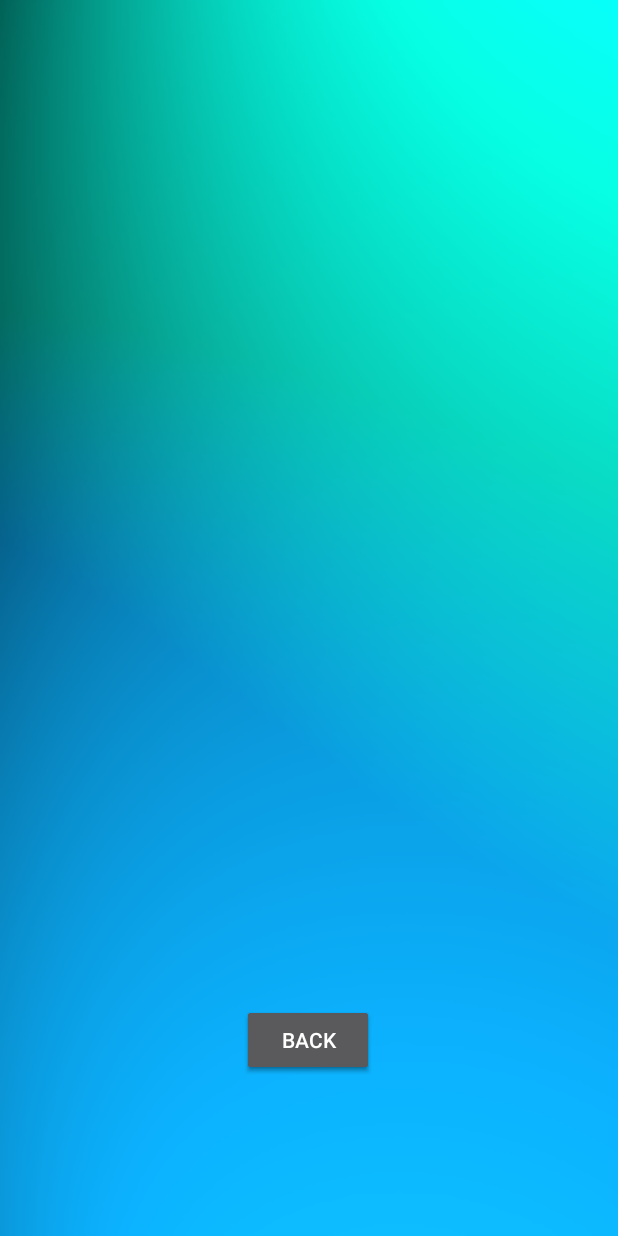
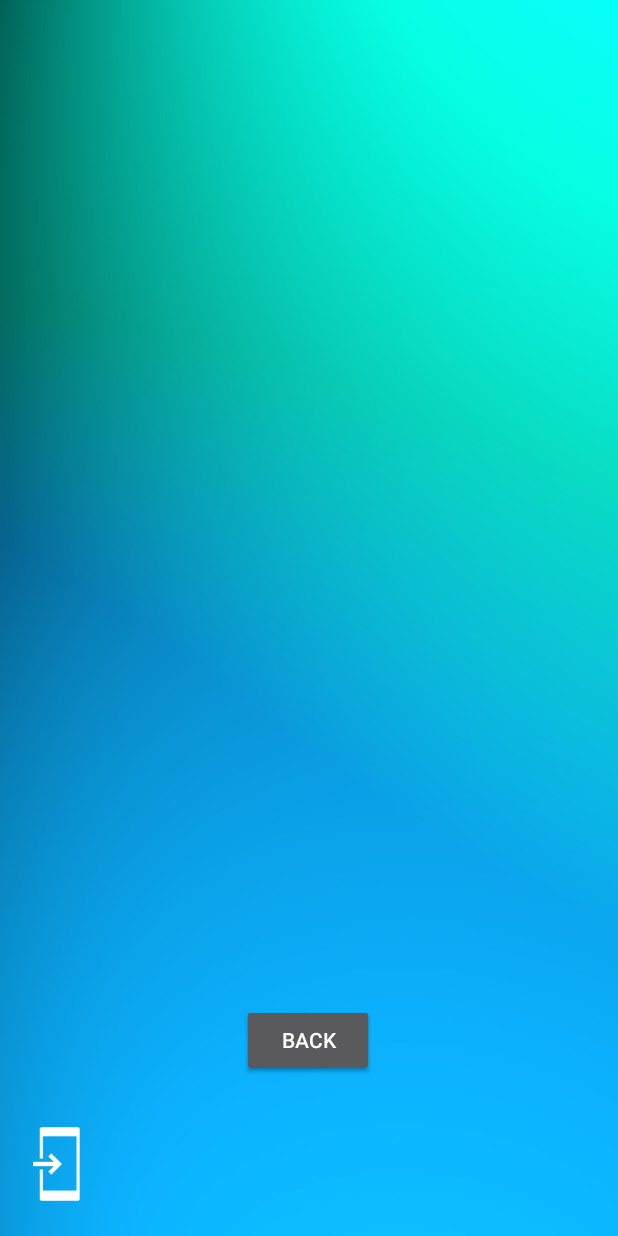
Before and after one commit to ilnprj/WeatherApp, an Android app: the Weather screen opened directly, with no data from a screen before it, on a phone screen of 412 x 824 dp. Run offline under Robolectric (Android 15) with nearby library versions, the phone set to English and light mode, and no system bars.

Commit message:
Правки в xml

```diff
--- a/app/src/main/java/com/example/weartherapp/WeatherFragment.java
+++ b/app/src/main/java/com/example/weartherapp/WeatherFragment.java
@@ -8,7 +8,6 @@ import android.util.Log;
 import android.view.LayoutInflater;
 import android.view.View;
 import android.view.ViewGroup;
-import android.widget.Button;
 import android.widget.TextView;
 import android.widget.Toast;
 
--- a/app/src/main/res/layout/activity_weather.xml
+++ b/app/src/main/res/layout/activity_weather.xml
@@ -129,4 +129,23 @@
         app:layout_constraintStart_toStartOf="parent"
         app:layout_constraintTop_toTopOf="parent" />
 
+    <ImageView
+        android:id="@+id/weatherIcon"
+        android:layout_width="wrap_content"
+        android:layout_height="wrap_content"
+        android:layout_marginStart="8dp"
+        android:layout_marginLeft="8dp"
+        android:layout_marginTop="8dp"
+        android:layout_marginEnd="8dp"
+        android:layout_marginRight="8dp"
+        android:layout_marginBottom="16dp"
+        android:contentDescription="@string/weather_foggy"
+        app:layout_constraintBottom_toBottomOf="parent"
+        app:layout_constraintEnd_toEndOf="parent"
+        app:layout_constraintHorizontal_bias="0.0"
+        app:layout_constraintStart_toStartOf="parent"
+        app:layout_constraintTop_toBottomOf="@+id/infoText"
+        app:layout_constraintVertical_bias="1.0"
+        app:srcCompat="@drawable/common_full_open_on_phone" />
+
 </android.support.constraint.ConstraintLayout>
```
